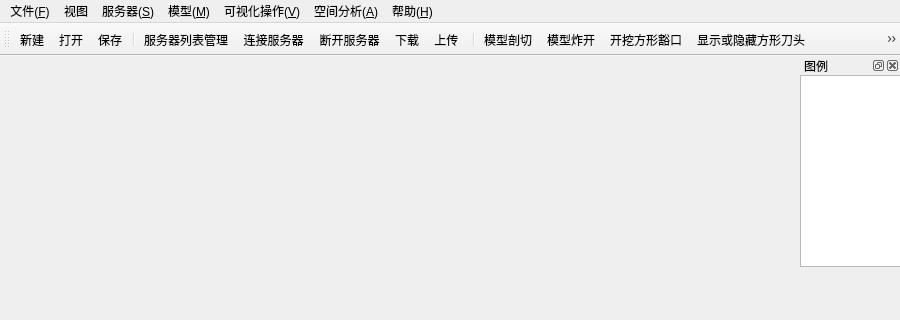
This is src/MainWindow.ui in gongweixue/GVSClient as Qt 5 draws it before an edit; both pictures show x 0 to 900 and y 0 to 320 of the 900 by 600 pixel window. The edited form follows.
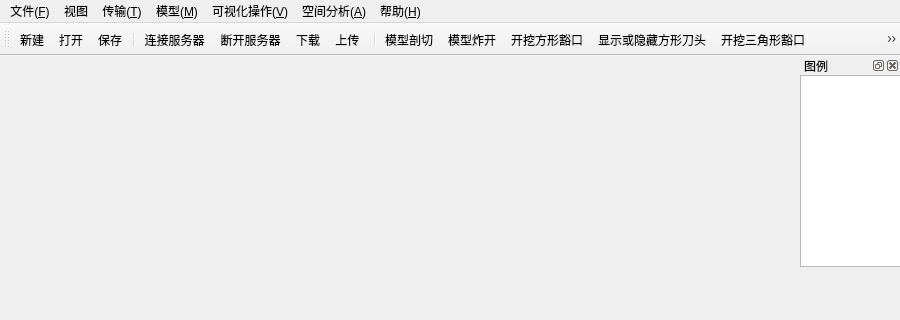
This is the edited form. Icons and pictures are not drawn.

Diff of the .ui file:
```diff
--- a/src/MainWindow.ui
+++ b/src/MainWindow.ui
@@ -59,7 +59,7 @@
    </widget>
    <widget class="QMenu" name="menuServer">
     <property name="title">
-     <string>服务器(&amp;S)</string>
+     <string>传输(&amp;T)</string>
     </property>
     <addaction name="actionServerManage"/>
     <addaction name="separator"/>
@@ -150,7 +150,6 @@
    <addaction name="actionOpen"/>
    <addaction name="actionSave"/>
    <addaction name="separator"/>
-   <addaction name="actionServerManage"/>
    <addaction name="actionConnectServer"/>
    <addaction name="actionDisconnectServer"/>
    <addaction name="actionDonwload"/>
@@ -313,21 +312,6 @@
     <string>退出</string>
    </property>
   </action>
-  <action name="actionServerManage">
-   <property name="icon">
-    <iconset resource="MainWindow.qrc">
-     <normaloff>:/Resources/ToolBar/ServerList.png</normaloff>:/Resources/ToolBar/ServerList.png</iconset>
-   </property>
-   <property name="text">
-    <string>服务器列表管理 (&amp;M)...</string>
-   </property>
-   <property name="iconText">
-    <string>服务器列表管理</string>
-   </property>
-   <property name="toolTip">
-    <string>服务器列表管理</string>
-   </property>
-  </action>
   <action name="actionConnectServer">
    <property name="icon">
     <iconset resource="MainWindow.qrc">
```
Left out of the diff: 2 changed lines with no effect on the pictures.
